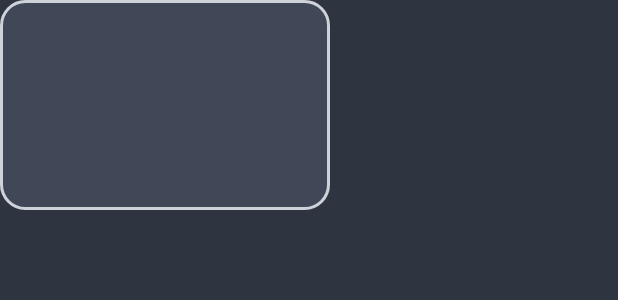
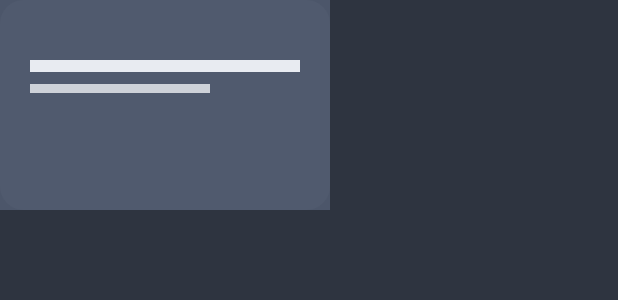
Before and after one commit to abijith-2002/hello-world-android-tv-91585, an Android app: the layout view_thumb_card.xml on its own in the app's theme, with its tools: preview values and no code run, on a phone screen of 412 x 824 dp. Shown: the top 300 px of the screen. Run offline under Robolectric (Android 15) with nearby library versions, the phone set to English and light mode, and no system bars.

Commit message:
CheckPoint - cg086d694e

```diff
--- a/android_tv_frontend/app/src/main/AndroidManifest.xml
+++ b/android_tv_frontend/app/src/main/AndroidManifest.xml
@@ -1,5 +1,8 @@
 <?xml version="1.0" encoding="utf-8"?>
 <manifest xmlns:android="http://schemas.android.com/apk/res/android">
+
+    <!-- Network permissions for future remote image/API loading -->
+    <uses-permission android:name="android.permission.INTERNET" />
 
     <uses-feature android:name="android.software.leanback" android:required="true" />
     <uses-feature android:name="android.hardware.touchscreen" android:required="false" />
@@ -10,7 +13,8 @@
         android:label="@string/app_name"
         android:theme="@style/Theme.TV.NordDark"
         android:supportsRtl="true"
-        android:banner="@drawable/banner_tv">
+        android:banner="@drawable/banner_tv"
+        android:usesCleartextTraffic="true">
 
         <!-- Launcher: SplashActivity -->
         <activity
--- a/android_tv_frontend/app/src/main/res/layout/view_thumb_card.xml
+++ b/android_tv_frontend/app/src/main/res/layout/view_thumb_card.xml
@@ -13,6 +13,8 @@
         android:id="@+id/thumbImage"
         android:layout_width="match_parent"
         android:layout_height="match_parent"
+        android:adjustViewBounds="true"
+        android:src="@drawable/thumb_1"
         android:contentDescription="@string/thumb_image_cd"
         android:scaleType="centerCrop" />
 
```
Also changed, not shown: android_tv_frontend/app/src/main/java/com/example/tv/TVApp.kt (+11 -1 lines), 5 other files.
